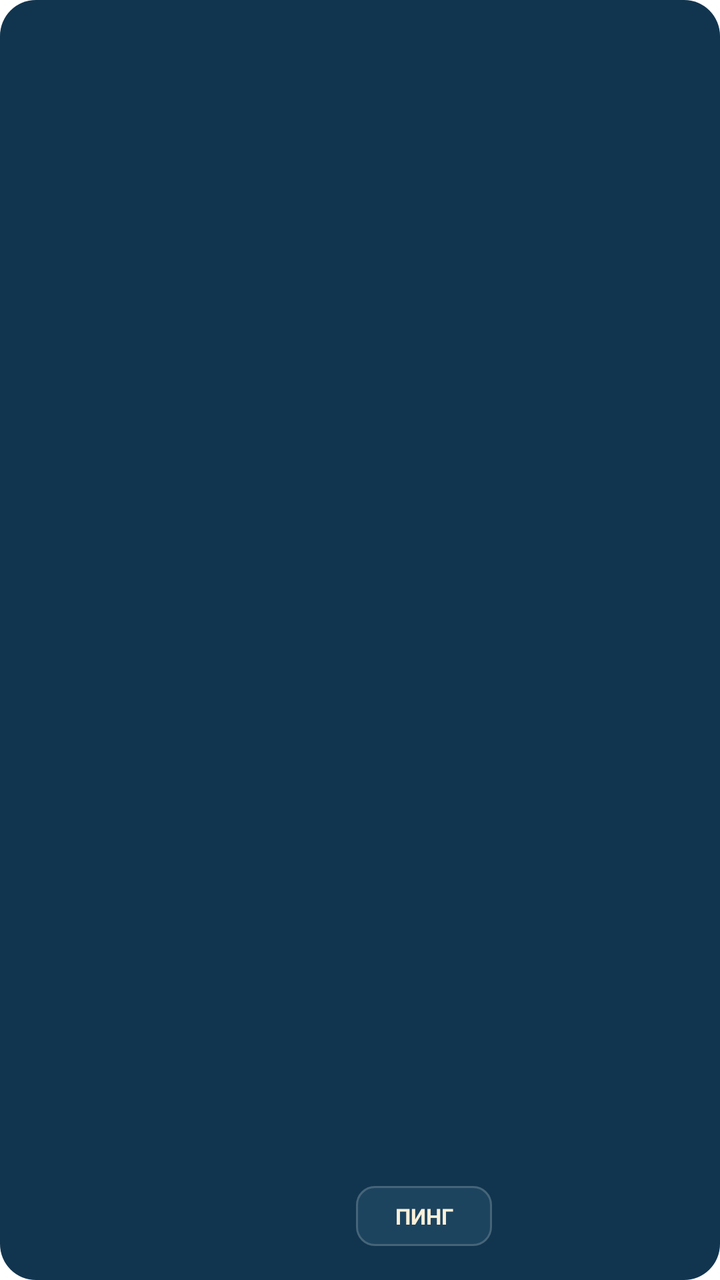
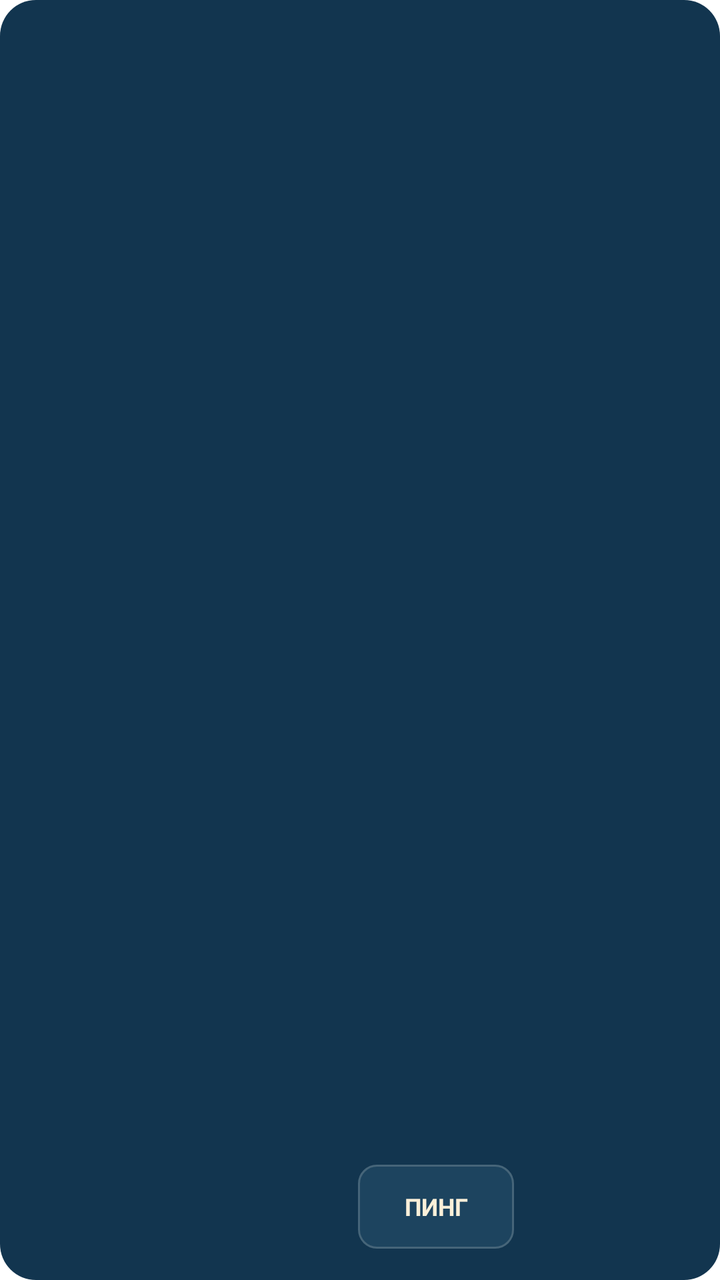

An Android layout rendered at two revisions. The XML below is the earlier revision; the diff shows what the commit changed to produce the second picture.
<!-- AndroidManifest.xml: fallback theme Theme.MaterialComponents.DayNight.NoActionBar -->
<!-- res/layout/nona_widget_square.xml -->
<?xml version="1.0" encoding="utf-8"?>
<LinearLayout xmlns:android="http://schemas.android.com/apk/res/android"
    android:layout_width="match_parent" android:layout_height="match_parent"
    android:orientation="vertical" android:gravity="center_horizontal"
    android:padding="8dp" android:background="@drawable/nona_widget_background">
    <LinearLayout android:layout_width="match_parent" android:layout_height="wrap_content"
        android:orientation="horizontal" android:gravity="center">
        <ImageView android:id="@+id/widget_flag" android:layout_width="18dp"
            android:layout_height="13dp" android:layout_marginEnd="5dp"
            android:contentDescription="Флаг страны сервера" />
        <TextView android:id="@+id/widget_country" android:layout_width="wrap_content"
            android:layout_height="wrap_content" android:maxLines="1" android:ellipsize="end"
            android:textColor="#FBF0D9" android:textSize="14sp" android:textStyle="bold" />
    </LinearLayout>
    <TextView android:id="@+id/widget_status" android:layout_width="match_parent"
        android:layout_height="wrap_content" android:gravity="center" android:maxLines="1"
        android:textColor="#A9BEC9" android:textSize="11sp" />
    <TextView android:id="@+id/widget_ping_value" android:layout_width="match_parent"
        android:layout_height="wrap_content" android:gravity="center" android:maxLines="1"
        android:layout_marginTop="6dp" android:textColor="#FBF0D9"
        android:textSize="14sp" android:textStyle="bold" />
    <LinearLayout android:layout_width="1dp" android:layout_height="0dp"
        android:layout_weight="1" />
    <LinearLayout android:layout_width="match_parent" android:layout_height="wrap_content"
        android:orientation="horizontal" android:gravity="center">
        <ImageView android:id="@+id/widget_toggle" android:layout_width="64dp"
            android:layout_height="48dp" android:scaleType="fitCenter"
            android:contentDescription="Переключить VPN" />
        <TextView android:id="@+id/widget_ping" android:layout_width="68dp"
            android:layout_height="42dp" android:gravity="center" android:text="ПИНГ"
            android:textColor="#FBF0D9" android:textSize="11sp" android:textStyle="bold"
            android:background="@drawable/nona_widget_ping_button"
            android:contentDescription="Проверить пинг" />
    </LinearLayout>
</LinearLayout>
<!-- resources referenced by this layout -->
<resources>
  <!-- drawable nona_widget_background (drawable) -->
  <?xml version="1.0" encoding="utf-8"?>
  <shape xmlns:android="http://schemas.android.com/apk/res/android" android:shape="rectangle">
      <solid android:color="#12354F" />
      <corners android:radius="18dp" />
  </shape>
  <!-- drawable nona_widget_ping_button (drawable) -->
  <?xml version="1.0" encoding="utf-8"?>
  <inset xmlns:android="http://schemas.android.com/apk/res/android" android:insetTop="6dp" android:insetBottom="6dp"><shape android:shape="rectangle"><solid android:color="#1D445F"/><stroke android:width="1dp" android:color="#466579"/><corners android:radius="9dp"/></shape></inset>
</resources>

<!-- the commit's change to res/layout/nona_widget_square.xml (unified diff, before → after) -->
@@ -23,12 +23,12 @@
         android:layout_weight="1" />
     <LinearLayout android:layout_width="match_parent" android:layout_height="wrap_content"
         android:orientation="horizontal" android:gravity="center">
-        <ImageView android:id="@+id/widget_toggle" android:layout_width="64dp"
-            android:layout_height="48dp" android:scaleType="fitCenter"
+        <ImageView android:id="@+id/widget_toggle" android:layout_width="76dp"
+            android:layout_height="57dp" android:scaleType="fitCenter"
             android:contentDescription="Переключить VPN" />
-        <TextView android:id="@+id/widget_ping" android:layout_width="68dp"
-            android:layout_height="42dp" android:gravity="center" android:text="ПИНГ"
-            android:textColor="#FBF0D9" android:textSize="11sp" android:textStyle="bold"
+        <TextView android:id="@+id/widget_ping" android:layout_width="78dp"
+            android:layout_height="54dp" android:gravity="center" android:text="ПИНГ"
+            android:textColor="#FBF0D9" android:textSize="12sp" android:textStyle="bold"
             android:background="@drawable/nona_widget_ping_button"
             android:contentDescription="Проверить пинг" />
     </LinearLayout>
